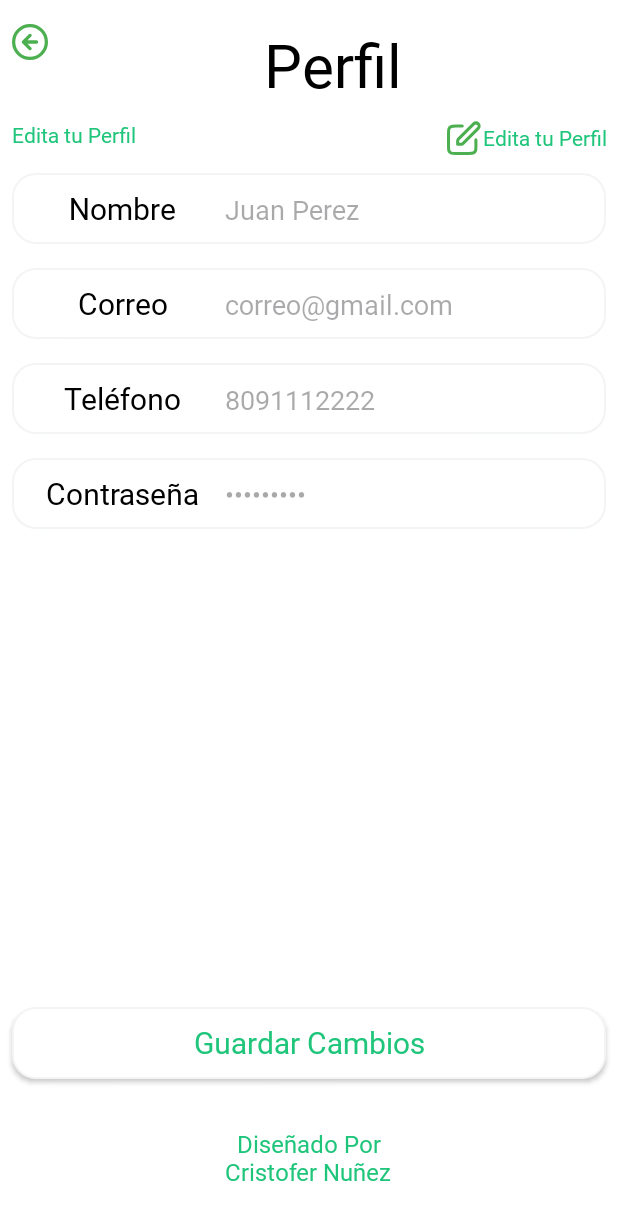
After one commit to cnunezcorp/AdminUniBite, an Android app: the AdminProfileActivity screen opened directly, with no data from a screen before it, on a phone screen of 412 x 824 dp. The commit adds this screen. Shown: the top 1220 px of the screen. Run offline under Robolectric (Android 15) with nearby library versions, the phone set to English and light mode, and no system bars.

Commit message:
Layout para Editar Perfil

```diff
--- /dev/null
+++ b/app/src/main/java/com/adminunibite/app/AdminProfileActivity.kt
@@ -0,0 +1,47 @@
+package com.adminunibite.app
+
+import android.os.Bundle
+import androidx.activity.enableEdgeToEdge
+import androidx.appcompat.app.AppCompatActivity
+import androidx.core.view.ViewCompat
+import androidx.core.view.WindowInsetsCompat
+import com.adminunibite.app.databinding.ActivityAdminProfileBinding
+
+class AdminProfileActivity : AppCompatActivity() {
+
+    private val binding : ActivityAdminProfileBinding by lazy {
+        ActivityAdminProfileBinding.inflate(layoutInflater)
+    }
+
+    override fun onCreate(savedInstanceState: Bundle?) {
+        super.onCreate(savedInstanceState)
+        enableEdgeToEdge()
+        setContentView(binding.root)
+        ViewCompat.setOnApplyWindowInsetsListener(findViewById(R.id.main)) { v, insets ->
+            val systemBars = insets.getInsets(WindowInsetsCompat.Type.systemBars())
+            v.setPadding(systemBars.left, systemBars.top, systemBars.right, systemBars.bottom)
+            insets
+        }
+
+        binding.name.isEnabled = false
+        binding.email.isEnabled = false
+        binding.phone.isEnabled = false
+        binding.password.isEnabled = false
+
+        var isEnable = false
+        binding.editButton.setOnClickListener{
+            isEnable =! isEnable
+            binding.name.isEnabled = isEnable
+            binding.email.isEnabled = isEnable
+            binding.phone.isEnabled = isEnable
+            binding.password.isEnabled = isEnable
+            if (isEnable){
+                binding.name.requestFocus()
+            }
+        }
+
+        binding.backImageButton.setOnClickListener{
+            finish()
+        }
+    }
+}
--- a/app/src/main/java/com/adminunibite/app/ui/activity/MainActivity.kt
+++ b/app/src/main/java/com/adminunibite/app/ui/activity/MainActivity.kt
@@ -6,6 +6,7 @@ import androidx.activity.enableEdgeToEdge
 import androidx.appcompat.app.AppCompatActivity
 import androidx.core.view.ViewCompat
 import androidx.core.view.WindowInsetsCompat
+import com.adminunibite.app.AdminProfileActivity
 import com.adminunibite.app.R
 import com.adminunibite.app.databinding.ActivityMainBinding
 
@@ -37,5 +38,10 @@ class MainActivity : AppCompatActivity() {
             val intent = Intent(this, PickupActivity::class.java)
             startActivity(intent)
         }
+
+        binding.profileCardView.setOnClickListener{
+            val intent = Intent(this, AdminProfileActivity::class.java)
+            startActivity(intent)
+        }
     }
 }
--- /dev/null
+++ b/app/src/main/res/layout/activity_admin_profile.xml
@@ -0,0 +1,261 @@
+<?xml version="1.0" encoding="utf-8"?>
+<androidx.constraintlayout.widget.ConstraintLayout xmlns:android="http://schemas.android.com/apk/res/android"
+    xmlns:app="http://schemas.android.com/apk/res-auto"
+    xmlns:tools="http://schemas.android.com/tools"
+    android:id="@+id/main"
+    android:layout_width="match_parent"
+    android:layout_height="match_parent"
+    android:background="@color/white"
+    tools:context=".AdminProfileActivity">
+
+    <ImageView
+        android:id="@+id/back_image_button"
+        android:layout_width="24dp"
+        android:layout_height="24dp"
+        android:src="@drawable/arrow_left"
+        android:layout_marginTop="16dp"
+        android:layout_marginStart="8dp"
+        android:background="@android:color/transparent"
+        android:scaleType="centerCrop"
+        app:layout_constraintStart_toStartOf="parent"
+        app:layout_constraintTop_toTopOf="parent" />
+
+    <TextView
+        android:id="@+id/title_text_view"
+        android:layout_width="wrap_content"
+        android:layout_height="wrap_content"
+        android:fontFamily="@font/yeonsung_regular"
+        android:text="Perfil"
+        android:textColor="@color/black"
+        android:textSize="40sp"
+        app:layout_constraintEnd_toEndOf="parent"
+        app:layout_constraintStart_toEndOf="@id/back_image_button"
+        app:layout_constraintTop_toTopOf="@id/back_image_button" />
+
+    <TextView
+        android:id="@+id/textView4"
+        android:layout_width="wrap_content"
+        android:layout_height="wrap_content"
+        android:layout_marginTop="10dp"
+        android:fontFamily="@font/yeonsung_regular"
+        android:text="Edita tu Perfil"
+        android:textColor="@color/textColor"
+        app:layout_constraintStart_toStartOf="@+id/back_image_button"
+        app:layout_constraintTop_toBottomOf="@+id/title_text_view" />
+
+    <TextView
+        android:id="@+id/edit_button"
+        android:layout_width="wrap_content"
+        android:layout_height="wrap_content"
+        android:layout_marginTop="10dp"
+        android:layout_marginEnd="8dp"
+        android:fontFamily="@font/yeonsung_regular"
+        android:text="Edita tu Perfil"
+        android:textColor="@color/textColor"
+        android:drawableLeft="@drawable/edit"
+        android:gravity="center"
+        android:clickable="true"
+        app:layout_constraintEnd_toEndOf="parent"
+        app:layout_constraintTop_toBottomOf="@+id/title_text_view" />
+
+    <LinearLayout
+        android:id="@+id/linearLayout"
+        android:layout_width="match_parent"
+        android:layout_height="wrap_content"
+        android:layout_marginStart="8dp"
+        android:layout_marginTop="16dp"
+        android:layout_marginEnd="8dp"
+        android:outlineSpotShadowColor="@color/textColor"
+        android:background="@drawable/edittextshape"
+        android:elevation="2dp"
+        android:orientation="horizontal"
+        app:layout_constraintEnd_toEndOf="parent"
+        app:layout_constraintStart_toStartOf="parent"
+        app:layout_constraintTop_toBottomOf="@+id/textView4">
+
+        <TextView
+            android:layout_width="match_parent"
+            android:layout_height="47dp"
+            android:layout_weight="2"
+            android:fontFamily="@font/yeonsung_regular"
+            android:gravity="center"
+            android:paddingStart="15dp"
+            android:text="Nombre"
+            android:textColor="@color/black"
+            android:textSize="20sp"
+            app:layout_constraintEnd_toEndOf="parent"
+            app:layout_constraintTop_toBottomOf="@+id/title_text_view" />
+
+        <EditText
+            android:id="@+id/name"
+            android:layout_width="match_parent"
+            android:layout_height="wrap_content"
+            android:layout_weight="1"
+            android:background="@android:color/transparent"
+            android:fontFamily="@font/lato_regular"
+            android:inputType="text"
+            android:paddingStart="10dp"
+            android:paddingEnd="10dp"
+            android:text="Juan Perez" />
+
+    </LinearLayout>
+
+    <LinearLayout
+        android:id="@+id/linearLayout2"
+        android:layout_width="match_parent"
+        android:layout_height="wrap_content"
+        android:layout_marginStart="8dp"
+        android:layout_marginTop="16dp"
+        android:layout_marginEnd="8dp"
+        android:outlineSpotShadowColor="@color/textColor"
+        android:background="@drawable/edittextshape"
+        android:elevation="2dp"
+        android:orientation="horizontal"
+        app:layout_constraintEnd_toEndOf="parent"
+        app:layout_constraintStart_toStartOf="parent"
+        app:layout_constraintTop_toBottomOf="@+id/linearLayout">
+
+        <TextView
+            android:layout_width="match_parent"
+            android:layout_height="47dp"
+            android:layout_weight="2"
+            android:fontFamily="@font/yeonsung_regular"
+            android:gravity="center"
+            android:paddingStart="15dp"
+            android:text="Correo"
+            android:textColor="@color/black"
+            android:textSize="20sp"
+            app:layout_constraintEnd_toEndOf="parent"
+            app:layout_constraintTop_toBottomOf="@+id/title_text_view" />
+
+        <EditText
+            android:id="@+id/email"
+            android:layout_width="match_parent"
+            android:layout_height="wrap_content"
+            android:layout_weight="1"
+            android:background="@android:color/transparent"
+            android:fontFamily="@font/lato_regular"
+            android:inputType="textEmailAddress"
+            android:paddingStart="10dp"
+            android:paddingEnd="10dp"
+            android:text="correo@gmail.com" />
+
+    </LinearLayout>
+
+    <LinearLayout
+        android:id="@+id/linearLayout3"
+        android:layout_width="match_parent"
+        android:layout_height="wrap_content"
+        android:layout_marginStart="8dp"
+        android:layout_marginTop="16dp"
+        android:layout_marginEnd="8dp"
+        android:outlineSpotShadowColor="@color/textColor"
+        android:background="@drawable/edittextshape"
+        android:elevation="2dp"
+        android:orientation="horizontal"
+        app:layout_constraintEnd_toEndOf="parent"
+        app:layout_constraintStart_toStartOf="parent"
+        app:layout_constraintTop_toBottomOf="@+id/linearLayout2">
+
+        <TextView
+            android:layout_width="match_parent"
+            android:layout_height="47dp"
+            android:layout_weight="2"
+            android:fontFamily="@font/yeonsung_regular"
+            android:gravity="center"
+            android:paddingStart="15dp"
+            android:text="Teléfono"
+            android:textColor="@color/black"
+            android:textSize="20sp"
+            app:layout_constraintEnd_toEndOf="parent"
+            app:layout_constraintTop_toBottomOf="@+id/title_text_view" />
+
+        <EditText
+            android:id="@+id/phone"
+            android:layout_width="match_parent"
+            android:layout_height="wrap_content"
+            android:layout_weight="1"
+            android:background="@android:color/transparent"
+            android:fontFamily="@font/lato_regular"
+            android:inputType="phone"
+            android:paddingStart="10dp"
+            android:paddingEnd="10dp"
+            android:text="8091112222" />
+
+    </LinearLayout>
+
+    <LinearLayout
+        android:id="@+id/linearLayout4"
+        android:layout_width="match_parent"
+        android:layout_height="wrap_content"
+        android:layout_marginStart="8dp"
+        android:layout_marginTop="16dp"
+        android:layout_marginEnd="8dp"
+        android:outlineSpotShadowColor="@color/textColor"
+        android:background="@drawable/edittextshape"
+        android:elevation="2dp"
+        android:orientation="horizontal"
+        app:layout_constraintEnd_toEndOf="parent"
+        app:layout_constraintStart_toStartOf="parent"
+        app:layout_constraintTop_toBottomOf="@+id/linearLayout3">
+
+        <TextView
+            android:layout_width="match_parent"
+            android:layout_height="47dp"
+            android:layout_weight="2"
+            android:fontFamily="@font/yeonsung_regular"
+            android:gravity="center"
+            android:paddingStart="15dp"
+            android:text="Contraseña"
+            android:textColor="@color/black"
+            android:textSize="20sp"
+            app:layout_constraintEnd_toEndOf="parent"
+            app:layout_constraintTop_toBottomOf="@+id/title_text_view" />
+
+        <EditText
+            android:id="@+id/password"
+            android:layout_width="match_parent"
+            android:layout_height="wrap_content"
+            android:layout_weight="1"
+            android:background="@android:color/transparent"
+            android:fontFamily="@font/lato_regular"
+            android:inputType="textPassword"
+            android:paddingStart="10dp"
+            android:paddingEnd="10dp"
+            android:text="Resultado" />
+
+    </LinearLayout>
+
+    <androidx.appcompat.widget.AppCompatButton
+        android:layout_width="0dp"
+        android:layout_height="wrap_content"
+        android:layout_marginStart="8dp"
+        android:layout_marginEnd="8dp"
+        android:layout_marginBottom="32dp"
+        android:background="@drawable/edittextshape"
+        android:fontFamily="@font/yeonsung_regular"
+        android:text="Guardar Cambios"
+        android:textAllCaps="false"
+        android:textColor="@color/textColor"
+        android:textSize="20sp"
+        app:layout_constraintBottom_toTopOf="@+id/textView13"
+        app:layout_constraintEnd_toEndOf="parent"
+        app:layout_constraintStart_toStartOf="parent" />
+
+    <TextView
+        android:id="@+id/textView13"
+        android:layout_width="wrap_content"
+        android:layout_height="wrap_content"
+        android:layout_marginBottom="32dp"
+        android:fontFamily="@font/yeonsung_regular"
+        android:text="Diseñado Por\nCristofer Nuñez"
+        android:textAlignment="center"
+        android:textColor="@color/textColor"
+        android:textSize="16sp"
+        app:layout_constraintBottom_toBottomOf="parent"
+        app:layout_constraintEnd_toEndOf="parent"
+        app:layout_constraintHorizontal_bias="0.498"
+        app:layout_constraintStart_toStartOf="parent"
+        app:layout_constraintVertical_bias="1.0" />
+
+</androidx.constraintlayout.widget.ConstraintLayout>
--- a/app/src/main/res/layout/activity_main.xml
+++ b/app/src/main/res/layout/activity_main.xml
@@ -5,6 +5,7 @@
     android:id="@+id/main"
     android:layout_width="match_parent"
     android:layout_height="match_parent"
+    android:background="@color/white"
     tools:context=".ui.activity.MainActivity">
 
     <ImageView
@@ -273,7 +274,7 @@
 
     <!-- PERFIL -->
     <androidx.cardview.widget.CardView
-        android:id="@+id/perfil_card_view"
+        android:id="@+id/profile_card_view"
         android:layout_width="150dp"
         android:layout_height="100dp"
         android:layout_marginTop="60dp"
@@ -288,7 +289,7 @@
             android:background="@drawable/greencard">
 
             <ImageView
-                android:id="@+id/perfil_image_view"
+                android:id="@+id/profile_image_view"
                 android:layout_width="24dp"
                 android:layout_height="24dp"
                 android:layout_marginTop="10dp"
@@ -298,16 +299,16 @@
                 app:layout_constraintTop_toTopOf="parent" />
 
             <TextView
-                android:id="@+id/perfil_text_view"
+                android:id="@+id/profile_text_view"
                 android:layout_width="wrap_content"
                 android:layout_height="wrap_content"
                 android:layout_marginTop="28dp"
                 android:fontFamily="@font/yeonsung_regular"
                 android:text="Perfil"
                 android:textColor="@color/textColor"
-                app:layout_constraintEnd_toEndOf="@id/perfil_image_view"
-                app:layout_constraintStart_toStartOf="@id/perfil_image_view"
-                app:layout_constraintTop_toBottomOf="@id/perfil_image_view" />
+                app:layout_constraintEnd_toEndOf="@id/profile_image_view"
+                app:layout_constraintStart_toStartOf="@id/profile_image_view"
+                app:layout_constraintTop_toBottomOf="@id/profile_image_view" />
 
         </androidx.constraintlayout.widget.ConstraintLayout>
 
@@ -322,8 +323,8 @@
         app:cardCornerRadius="15dp"
         app:layout_constraintEnd_toEndOf="@+id/view_all_menu_card_view"
         app:layout_constraintHorizontal_bias="1.0"
-        app:layout_constraintStart_toEndOf="@+id/perfil_card_view"
-        app:layout_constraintTop_toTopOf="@+id/perfil_card_view">
+        app:layout_constraintStart_toEndOf="@+id/profile_card_view"
+        app:layout_constraintTop_toTopOf="@+id/profile_card_view">
 
         <androidx.constraintlayout.widget.ConstraintLayout
             android:layout_width="match_parent"
@@ -364,8 +365,8 @@
         android:layout_marginTop="60dp"
         android:outlineSpotShadowColor="@color/textColor"
         app:cardCornerRadius="15dp"
-        app:layout_constraintStart_toStartOf="@+id/perfil_card_view"
-        app:layout_constraintTop_toBottomOf="@+id/perfil_card_view">
+        app:layout_constraintStart_toStartOf="@+id/profile_card_view"
+        app:layout_constraintTop_toBottomOf="@+id/profile_card_view">
 
         <androidx.constraintlayout.widget.ConstraintLayout
             android:layout_width="match_parent"
```
Also changed, not shown: app/src/main/AndroidManifest.xml (+7 -3 lines).
